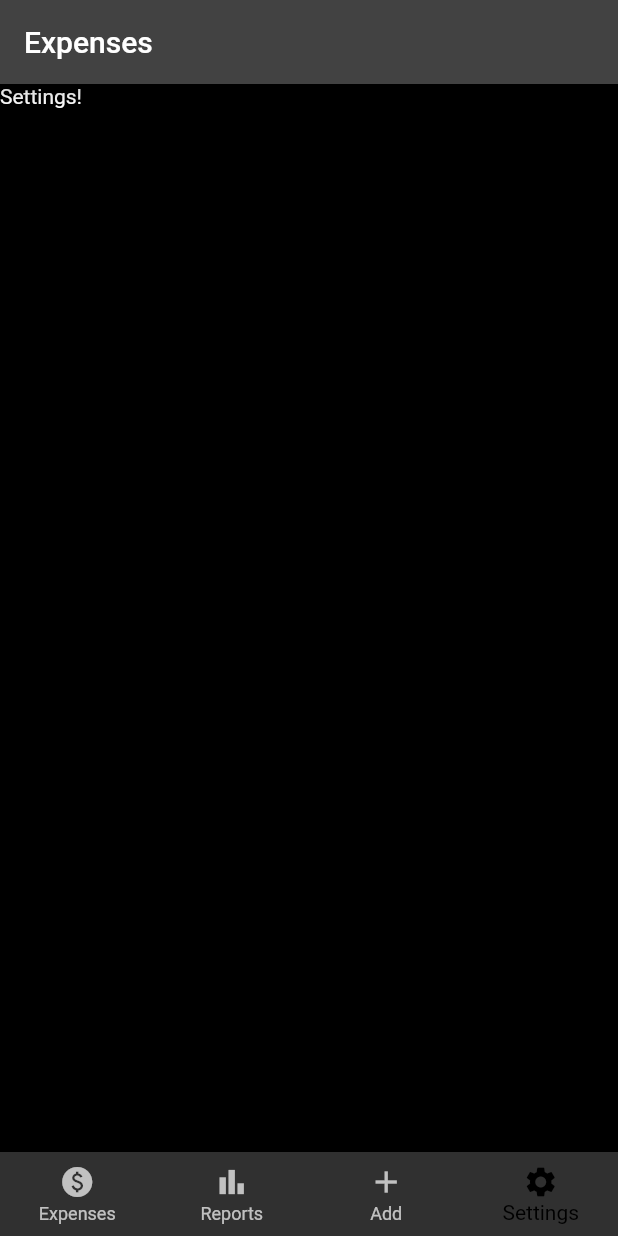
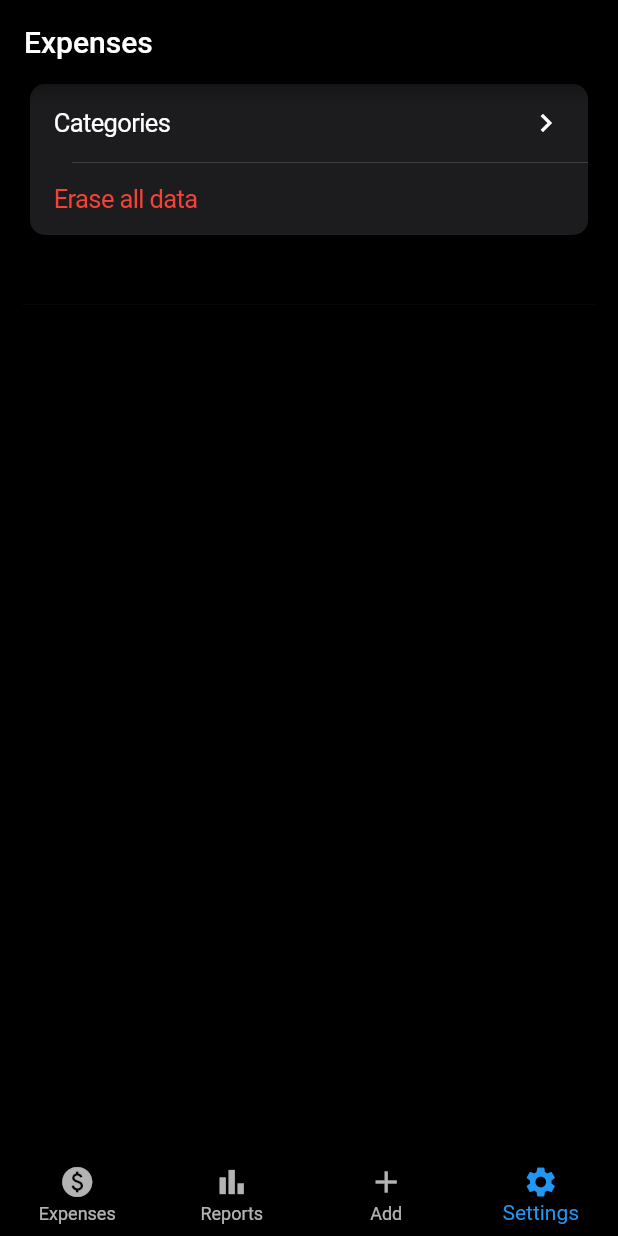
Before and after one commit to Detective-Khalifah/goodbye_money, a Flutter app: the screen it shows after launch, item 4 of the bottom bar chosen, on a phone screen of 412 x 824 dp. Run offline on Flutter 3.47's test engine with Material 2 defaults, Android fonts, the phone set to English and light mode, and no system bars.

Commit message:
Add menus to settings.dart; add categories page

```diff
--- a/lib/main.dart
+++ b/lib/main.dart
@@ -7,7 +7,7 @@ void main() {
 
 class MyApp extends StatelessWidget {
   final ThemeData theme = ThemeData(
-    accentColor: Colors.red,
+    accentColor: Colors.blue,
     brightness: Brightness.dark,
     primarySwatch: Colors.orange,
   );
--- /dev/null
+++ b/lib/pages/categories.dart
@@ -0,0 +1,12 @@
+import 'package:flutter/material.dart';
+
+import 'package:goodbye_money/types/widgets.dart';
+
+class Categories extends WidgetWithTitle {
+  const Categories({Key? key}) : super(key: key, title: "Add");
+
+  @override
+  Widget build(BuildContext context) {
+    return Text("Categories!");
+  }
+}
--- a/lib/pages/settings.dart
+++ b/lib/pages/settings.dart
@@ -1,12 +1,97 @@
+import 'package:flutter/cupertino.dart';
 import 'package:flutter/material.dart';
 
 import 'package:goodbye_money/types/widgets.dart';
+import 'package:goodbye_money/pages/categories.dart';
+
+class Item {
+  final String label;
+  final bool isDestructive;
+
+  const Item(this.label, this.isDestructive);
+}
+
+const items = [
+  Item('Categories', false),
+  Item('Erase all data', true),
+];
 
 class Settings extends WidgetWithTitle {
   const Settings({Key? key}) : super(key: key, title: "Expenses");
 
+  void handleEraseData() {}
+
   @override
   Widget build(BuildContext context) {
-    return Text("Settings!");
+    return Container(
+      color: Colors.black,
+      // padding: const EdgeInsets.all(16),
+      height: 147,
+      // double.infinity,
+      width: double.infinity,
+      transformAlignment: Alignment.center,
+      child: DecoratedBox(
+        decoration: BoxDecoration(
+          color: const Color.fromARGB(255, 28, 28, 30),
+          borderRadius: BorderRadius.circular(16),
+        ),
+        child: CupertinoFormSection.insetGrouped(
+          children: List.generate(
+            items.length,
+            (index) => GestureDetector(
+              onTap: () {
+                switch (index) {
+                  case 0:
+                    Navigator.push(
+                        context,
+                        CupertinoPageRoute(
+                            builder: (context) => const Categories()));
+                    break;
+                }
+              },
+              child: DecoratedBox(
+                decoration: BoxDecoration(),
+                child: CupertinoFormRow(
+                  prefix: Text(
+                    items[index].label,
+                    style: TextStyle(
+                      color:
+                      items[index].isDestructive ? Colors.red : Colors.white,
+                    ),
+                  ),
+                  helper: null,
+                  padding: const EdgeInsets.fromLTRB(16, 14, 16, 14),
+                  child: items[index].isDestructive
+                      ? Container()
+                      : const Icon(Icons.keyboard_arrow_right_sharp),
+                ),
+              )
+            ),
+          ),
+        ),
+      ),
+    );
   }
 }
+
+// ListView(
+// children: <Widget>[
+// ListTile(
+// title: Text("Categories"),
+// trailing: Icon(Icons.keyboard_arrow_right_sharp),
+// onTap: () {
+// Navigator.push(context, MaterialPageRoute(
+// builder: (context) => Categories(),
+// ));
+// }
+// ),
+// ListTile(
+// title: Text(
+// "Erase all data",
+// style: TextStyle(color: Colors.red),
+// ),
+// trailing: Icon(Icons.keyboard_arrow_right_sharp),
+// onTap: handleEraseData,
+// ),
+// ],
+// ),
--- a/lib/tabs.dart
+++ b/lib/tabs.dart
@@ -38,10 +38,13 @@ class _TabsControllerState extends State<TabsController> {
       backgroundColor: Colors.black,
       appBar: AppBar(
         title: Text("${_pages[_selectedIndex].title}"),
+        backgroundColor: Colors.black,
       ),
       body: _pages[_selectedIndex],
       bottomNavigationBar: BottomNavigationBar(
+        backgroundColor: Colors.black,
         currentIndex: _selectedIndex,
+        fixedColor: Colors.blue,
         items: const <BottomNavigationBarItem>[
           BottomNavigationBarItem(
             icon: Icon(Icons.paid),
```
